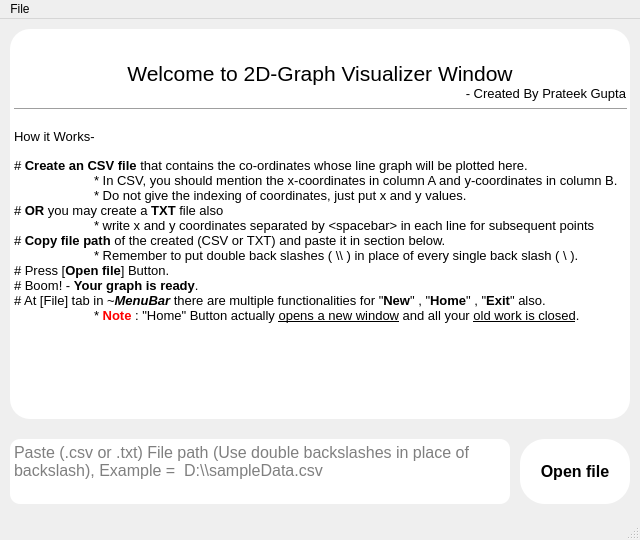
First picture: the form in mainwindow.ui, repository Prateekphi/2D_Graph_Visualizer, before the edit.
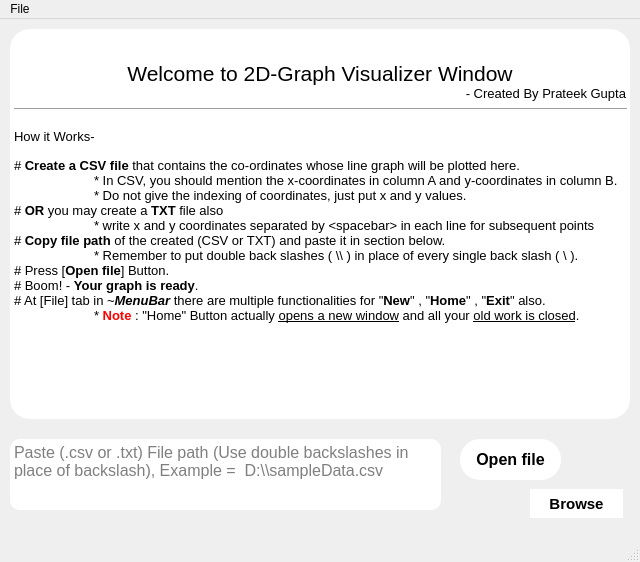
Second picture: the form after the edit.

Patch:
```diff
--- a/mainwindow.ui
+++ b/mainwindow.ui
@@ -7,7 +7,7 @@
     <x>0</x>
     <y>0</y>
     <width>640</width>
-    <height>540</height>
+    <height>562</height>
    </rect>
   </property>
   <property name="minimumSize">
@@ -29,76 +29,12 @@
    <widget class="QPushButton" name="pushButton">
     <property name="geometry">
      <rect>
-      <x>520</x>
+      <x>460</x>
       <y>420</y>
-      <width>110</width>
-      <height>65</height>
+      <width>101</width>
+      <height>41</height>
      </rect>
     </property>
-    <property name="palette">
-     <palette>
-      <active>
-       <colorrole role="Button">
-        <brush brushstyle="SolidPattern">
-         <color alpha="255">
-          <red>255</red>
-          <green>255</green>
-          <blue>255</blue>
-         </color>
-        </brush>
-       </colorrole>
-       <colorrole role="Window">
-        <brush brushstyle="SolidPattern">
-         <color alpha="255">
-          <red>255</red>
-          <green>255</green>
-          <blue>255</blue>
-         </color>
-        </brush>
-       </colorrole>
-      </active>
-      <inactive>
-       <colorrole role="Button">
-        <brush brushstyle="SolidPattern">
-         <color alpha="255">
-          <red>255</red>
-          <green>255</green>
-          <blue>255</blue>
-         </color>
-        </brush>
-       </colorrole>
-       <colorrole role="Window">
-        <brush brushstyle="SolidPattern">
-         <color alpha="255">
-          <red>255</red>
-          <green>255</green>
-          <blue>255</blue>
-         </color>
-        </brush>
-       </colorrole>
-      </inactive>
-      <disabled>
-       <colorrole role="Button">
-        <brush brushstyle="SolidPattern">
-         <color alpha="255">
-          <red>255</red>
-          <green>255</green>
-          <blue>255</blue>
-         </color>
-        </brush>
-       </colorrole>
-       <colorrole role="Window">
-        <brush brushstyle="SolidPattern">
-         <color alpha="255">
-          <red>255</red>
-          <green>255</green>
-          <blue>255</blue>
-         </color>
-        </brush>
-       </colorrole>
-      </disabled>
-     </palette>
-    </property>
     <property name="font">
      <font>
       <family>Segoe UI</family>
@@ -112,7 +48,7 @@
     </property>
     <property name="styleSheet">
      <string notr="true">background-color: rgb(255, 255, 255);
-border-radius:25px;</string>
+border-radius:20px;</string>
     </property>
     <property name="text">
      <string>Open file</string>
@@ -123,8 +59,8 @@
      <rect>
       <x>10</x>
       <y>420</y>
-      <width>500</width>
-      <height>65</height>
+      <width>431</width>
+      <height>71</height>
      </rect>
     </property>
     <property name="font">
@@ -169,7 +105,7 @@
 &lt;p style=&quot;-qt-paragraph-type:empty; margin-top:0px; margin-bottom:0px; margin-left:0px; margin-right:0px; -qt-block-indent:0; text-indent:0px;&quot;&gt;&lt;br /&gt;&lt;/p&gt;
 &lt;p style=&quot; margin-top:0px; margin-bottom:0px; margin-left:0px; margin-right:0px; -qt-block-indent:0; text-indent:0px;&quot;&gt;&lt;span style=&quot; font-size:10pt;&quot;&gt;How it Works-&lt;/span&gt;&lt;/p&gt;
 &lt;p style=&quot;-qt-paragraph-type:empty; margin-top:0px; margin-bottom:0px; margin-left:0px; margin-right:0px; -qt-block-indent:0; text-indent:0px;&quot;&gt;&lt;br /&gt;&lt;/p&gt;
-&lt;p style=&quot; margin-top:0px; margin-bottom:0px; margin-left:0px; margin-right:0px; -qt-block-indent:0; text-indent:0px;&quot;&gt;&lt;span style=&quot; font-size:10pt;&quot;&gt;# &lt;/span&gt;&lt;span style=&quot; font-size:10pt; font-weight:700;&quot;&gt;Create an CSV file&lt;/span&gt;&lt;span style=&quot; font-size:10pt;&quot;&gt; that contains the co-ordinates whose line graph will be plotted here.&lt;/span&gt;&lt;/p&gt;
+&lt;p style=&quot; margin-top:0px; margin-bottom:0px; margin-left:0px; margin-right:0px; -qt-block-indent:0; text-indent:0px;&quot;&gt;&lt;span style=&quot; font-size:10pt;&quot;&gt;# &lt;/span&gt;&lt;span style=&quot; font-size:10pt; font-weight:700;&quot;&gt;Create a CSV file&lt;/span&gt;&lt;span style=&quot; font-size:10pt;&quot;&gt; that contains the co-ordinates whose line graph will be plotted here.&lt;/span&gt;&lt;/p&gt;
 &lt;p style=&quot; margin-top:0px; margin-bottom:0px; margin-left:0px; margin-right:0px; -qt-block-indent:0; text-indent:0px;&quot;&gt;&lt;span style=&quot; font-size:10pt;&quot;&gt;	* In CSV, you should mention the x-coordinates in column A and y-coordinates in column B.&lt;/span&gt;&lt;/p&gt;
 &lt;p style=&quot; margin-top:0px; margin-bottom:0px; margin-left:0px; margin-right:0px; -qt-block-indent:0; text-indent:0px;&quot;&gt;&lt;span style=&quot; font-size:10pt;&quot;&gt;	* Do not give the indexing of coordinates, just put x and y values.&lt;/span&gt;&lt;/p&gt;
 &lt;p style=&quot; margin-top:0px; margin-bottom:0px; margin-left:0px; margin-right:0px; -qt-block-indent:0; text-indent:0px;&quot;&gt;&lt;span style=&quot; font-size:10pt;&quot;&gt;# &lt;/span&gt;&lt;span style=&quot; font-size:10pt; font-weight:700;&quot;&gt;OR &lt;/span&gt;&lt;span style=&quot; font-size:10pt;&quot;&gt;you may create a &lt;/span&gt;&lt;span style=&quot; font-size:10pt; font-weight:700;&quot;&gt;TXT&lt;/span&gt;&lt;span style=&quot; font-size:10pt;&quot;&gt; file also&lt;/span&gt;&lt;/p&gt;
@@ -183,6 +119,36 @@
 &lt;p style=&quot; margin-top:0px; margin-bottom:0px; margin-left:0px; margin-right:0px; -qt-block-indent:0; text-indent:0px;&quot;&gt;&lt;br /&gt;&lt;/p&gt;&lt;/body&gt;&lt;/html&gt;</string>
     </property>
    </widget>
+   <widget class="QPushButton" name="pushButton_2">
+    <property name="geometry">
+     <rect>
+      <x>530</x>
+      <y>470</y>
+      <width>93</width>
+      <height>29</height>
+     </rect>
+    </property>
+    <property name="font">
+     <font>
+      <pointsize>11</pointsize>
+      <bold>true</bold>
+     </font>
+    </property>
+    <property name="styleSheet">
+     <string notr="true">QPushButton
+{
+  background-color: rgb(255, 255, 255);
+  border-radius:15px;
+}
+QPushButton:hover:!pressed
+{
+  
+}</string>
+    </property>
+    <property name="text">
+     <string>Browse</string>
+    </property>
+   </widget>
   </widget>
   <widget class="QMenuBar" name="menubar">
    <property name="geometry">
```
Left out of the diff: 6 changed lines with no effect on the pictures.
